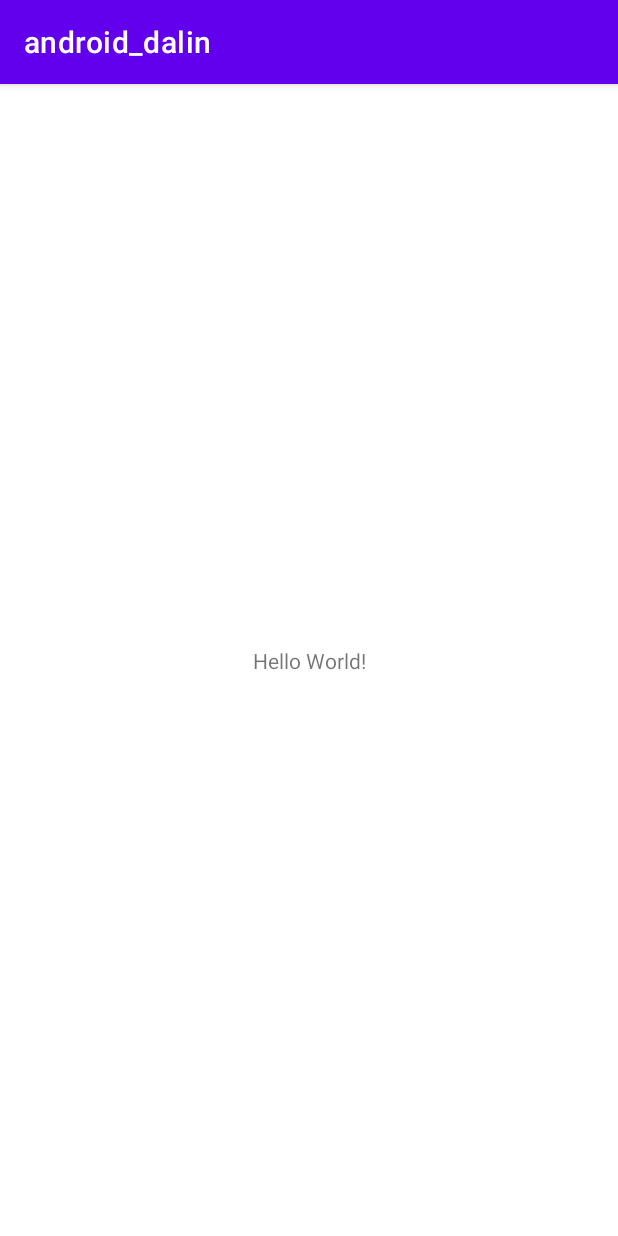
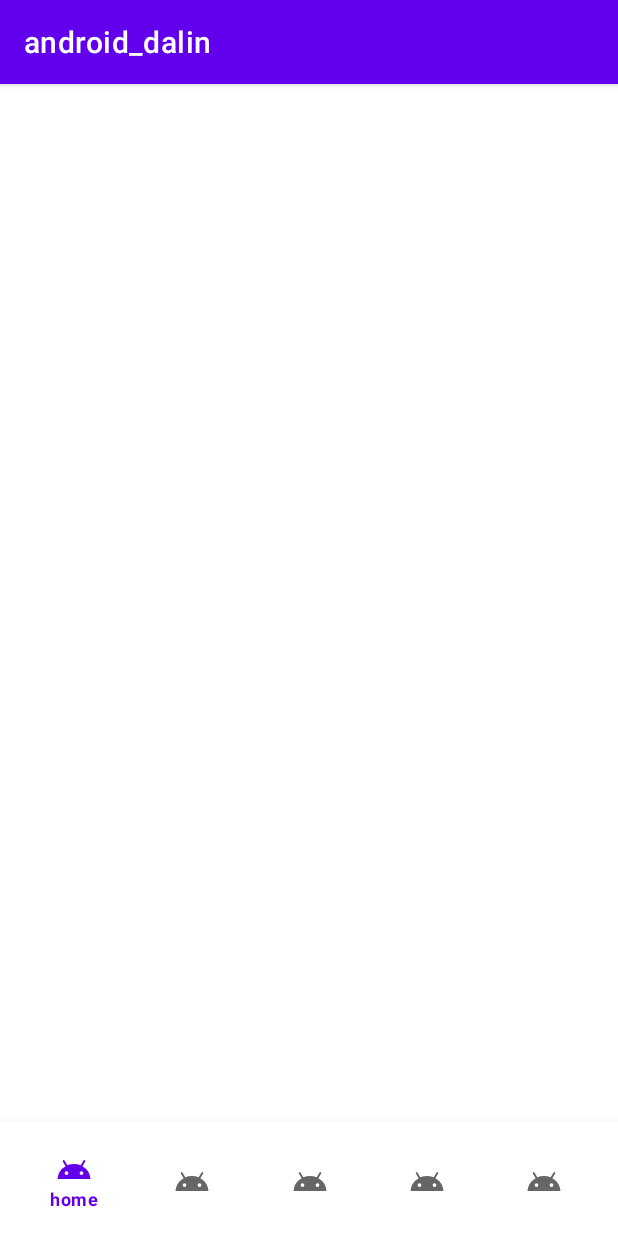
Before and after one commit to chance-up/android_dalin, an Android app: the screen it shows after launch (MainActivity), on a phone screen of 412 x 824 dp. Run offline under Robolectric (Android 15) with nearby library versions, the phone set to English and light mode, and no system bars.

Commit message:
feat : bottom nav 추가, fragmennt binding 구현예정

```diff
--- a/app/src/main/java/com/example/android_dalin/MainActivity.kt
+++ b/app/src/main/java/com/example/android_dalin/MainActivity.kt
@@ -7,9 +7,6 @@ class MainActivity : AppCompatActivity() {
     override fun onCreate(savedInstanceState: Bundle?) {
         super.onCreate(savedInstanceState)
         setContentView(R.layout.activity_main)
-// todo 1. tab controller
-// todo 2. recyclerview
-// todo 3. viewmodel 적용
 
     }
 }
--- /dev/null
+++ b/app/src/main/java/com/example/android_dalin/ui/BaseFragment.kt
@@ -0,0 +1,25 @@
+package com.example.android_dalin.ui
+
+import android.os.Bundle
+import androidx.fragment.app.Fragment
+import android.view.LayoutInflater
+import android.view.View
+import android.view.ViewGroup
+import com.example.android_dalin.R
+
+
+class BaseFragment : Fragment() {
+    override fun onCreate(savedInstanceState: Bundle?) {
+        super.onCreate(savedInstanceState)
+
+    }
+
+    override fun onCreateView(
+        inflater: LayoutInflater, container: ViewGroup?,
+        savedInstanceState: Bundle?
+    ): View? {
+        // Inflate the layout for this fragment
+        return inflater.inflate(R.layout.fragment_base, container, false)
+    }
+
+}
--- /dev/null
+++ b/app/src/main/res/drawable/ic_android_black_24dp.xml
@@ -0,0 +1,5 @@
+<vector android:height="24dp" android:tint="#000000"
+    android:viewportHeight="24" android:viewportWidth="24"
+    android:width="24dp" xmlns:android="http://schemas.android.com/apk/res/android">
+    <path android:fillColor="#FF000000" android:pathData="M17.6,11.48 L19.44,8.3a0.63,0.63 0,0 0,-1.09 -0.63l-1.88,3.24a11.43,11.43 0,0 0,-8.94 0L5.65,7.67a0.63,0.63 0,0 0,-1.09 0.63L6.4,11.48A10.81,10.81 0,0 0,1 20L23,20A10.81,10.81 0,0 0,17.6 11.48ZM7,17.25A1.25,1.25 0,1 1,8.25 16,1.25 1.25,0 0,1 7,17.25ZM17,17.25A1.25,1.25 0,1 1,18.25 16,1.25 1.25,0 0,1 17,17.25Z"/>
+</vector>
--- a/app/src/main/res/layout/activity_main.xml
+++ b/app/src/main/res/layout/activity_main.xml
@@ -1,18 +1,14 @@
 <?xml version="1.0" encoding="utf-8"?>
 <androidx.constraintlayout.widget.ConstraintLayout xmlns:android="http://schemas.android.com/apk/res/android"
-    xmlns:app="http://schemas.android.com/apk/res-auto"
     xmlns:tools="http://schemas.android.com/tools"
     android:layout_width="match_parent"
     android:layout_height="match_parent"
     tools:context=".MainActivity">
 
-    <TextView
-        android:layout_width="wrap_content"
-        android:layout_height="wrap_content"
-        android:text="Hello World!"
-        app:layout_constraintBottom_toBottomOf="parent"
-        app:layout_constraintEnd_toEndOf="parent"
-        app:layout_constraintStart_toStartOf="parent"
-        app:layout_constraintTop_toTopOf="parent" />
+    <fragment
+        android:layout_width="match_parent"
+        android:layout_height="match_parent"
+        android:name="com.example.android_dalin.ui.BaseFragment"
+        android:id="@+id/base_fragment" />
 
 </androidx.constraintlayout.widget.ConstraintLayout>
--- /dev/null
+++ b/app/src/main/res/layout/fragment_base.xml
@@ -0,0 +1,21 @@
+<?xml version="1.0" encoding="utf-8"?>
+<androidx.constraintlayout.widget.ConstraintLayout xmlns:android="http://schemas.android.com/apk/res/android"
+    xmlns:app="http://schemas.android.com/apk/res-auto"
+    xmlns:tools="http://schemas.android.com/tools"
+    android:layout_width="match_parent"
+    android:layout_height="match_parent"
+    tools:context=".ui.BaseFragment">
+
+
+    <com.google.android.material.bottomnavigation.BottomNavigationView
+        android:layout_width="match_parent"
+        android:layout_height="wrap_content"
+        app:menu="@menu/bottom_nav_menu"
+        app:layout_constraintBottom_toBottomOf="parent"
+        android:padding="10dp"
+        app:itemRippleColor="@color/material_dynamic_neutral_variant50"
+        app:labelVisibilityMode="auto"
+        />
+
+
+</androidx.constraintlayout.widget.ConstraintLayout>
--- /dev/null
+++ b/app/src/main/res/menu/bottom_nav_menu.xml
@@ -0,0 +1,29 @@
+<?xml version="1.0" encoding="utf-8"?>
+<menu xmlns:android="http://schemas.android.com/apk/res/android"
+    xmlns:app="http://schemas.android.com/apk/res-auto">
+
+    <item
+        android:id="@+id/home"
+        android:enabled="true"
+        android:icon="@drawable/ic_android_black_24dp"
+        android:title="home" />
+    <item
+        android:id="@+id/estimate"
+        android:icon="@drawable/ic_android_black_24dp"
+        android:title="estimate" />
+    <item
+        android:id="@+id/search"
+        android:enabled="true"
+        android:icon="@drawable/ic_android_black_24dp"
+        android:title="search" />
+    <item
+        android:id="@+id/chat"
+        android:enabled="true"
+        android:icon="@drawable/ic_android_black_24dp"
+        android:title="chat" />
+    <item
+        android:id="@+id/profile"
+        android:enabled="true"
+        android:icon="@drawable/ic_android_black_24dp"
+        android:title="profile" />
+</menu>
--- a/app/src/main/res/values/strings.xml
+++ b/app/src/main/res/values/strings.xml
@@ -1,3 +1,5 @@
 <resources>
     <string name="app_name">android_dalin</string>
+    <!-- TODO: Remove or change this placeholder text -->
+    <string name="hello_blank_fragment">Hello blank fragment</string>
 </resources>
--- a/build.gradle
+++ b/build.gradle
@@ -2,7 +2,7 @@
 plugins {
     id 'com.android.application' version '7.2.1' apply false
     id 'com.android.library' version '7.2.1' apply false
-    id 'org.jetbrains.kotlin.android' version '1.6.10' apply false
+    id 'org.jetbrains.kotlin.android' version '1.7.10' apply false
 }
 
 task clean(type: Delete) {
```
Also changed, not shown: app/build.gradle (+5 -5 lines), app/src/main/java/com/example/android_dalin/ui/ChatFragment.kt (added, +60 -0 lines), app/src/main/java/com/example/android_dalin/ui/EstimateFragment.kt (added, +60 -0 lines), app/src/main/java/com/example/android_dalin/ui/HomeFragment.kt (added, +23 -0 lines), app/src/main/java/com/example/android_dalin/ui/ProfileFragment.kt (added, +60 -0 lines), app/src/main/java/com/example/android_dalin/ui/SearchFragment.kt (added, +60 -0 lines), app/src/main/res/layout/fragment_chat.xml (added, +14 -0 lines), app/src/main/res/layout/fragment_estimate.xml (added, +14 -0 lines), app/src/main/res/layout/fragment_home.xml (added, +14 -0 lines), app/src/main/res/layout/fragment_profile.xml (added, +14 -0 lines), app/src/main/res/layout/fragment_search.xml (added, +14 -0 lines).
